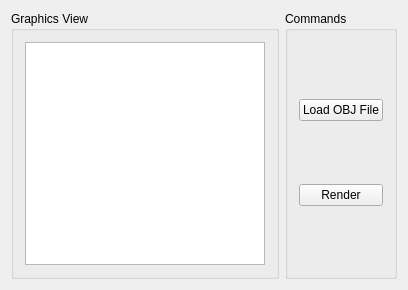
Above: mainwindow.ui from zkyf/CPURender before the change. Below: the same form after it.
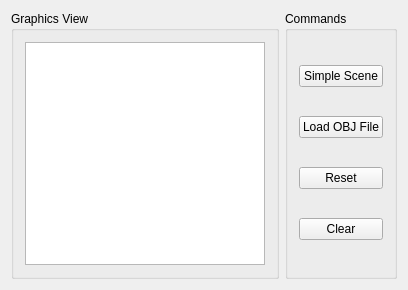
That is the form after the change. Custom widgets are drawn as their Qt base class.

Patch:
```diff
--- a/mainwindow.ui
+++ b/mainwindow.ui
@@ -33,6 +33,13 @@
        <string>Commands</string>
       </property>
       <layout class="QVBoxLayout" name="verticalLayout">
+       <item>
+        <widget class="QPushButton" name="Render">
+         <property name="text">
+          <string>Simple Scene</string>
+         </property>
+        </widget>
+       </item>
        <item>
         <widget class="QPushButton" name="bLoadOBJ">
          <property name="text">
@@ -41,9 +48,16 @@
         </widget>
        </item>
        <item>
-        <widget class="QPushButton" name="Render">
+        <widget class="QPushButton" name="bReset">
          <property name="text">
-          <string>Render</string>
+          <string>Reset</string>
+         </property>
+        </widget>
+       </item>
+       <item>
+        <widget class="QPushButton" name="bClear">
+         <property name="text">
+          <string>Clear</string>
          </property>
         </widget>
        </item>
```
Left out of the diff: 2 changed lines with no effect on the pictures.
